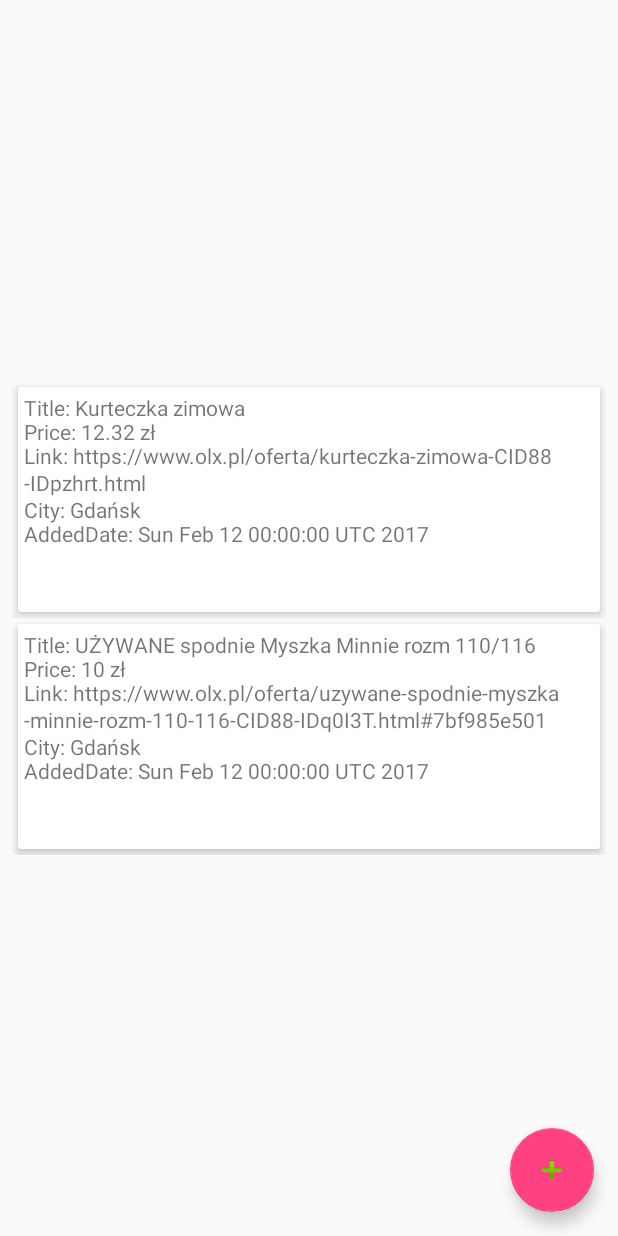
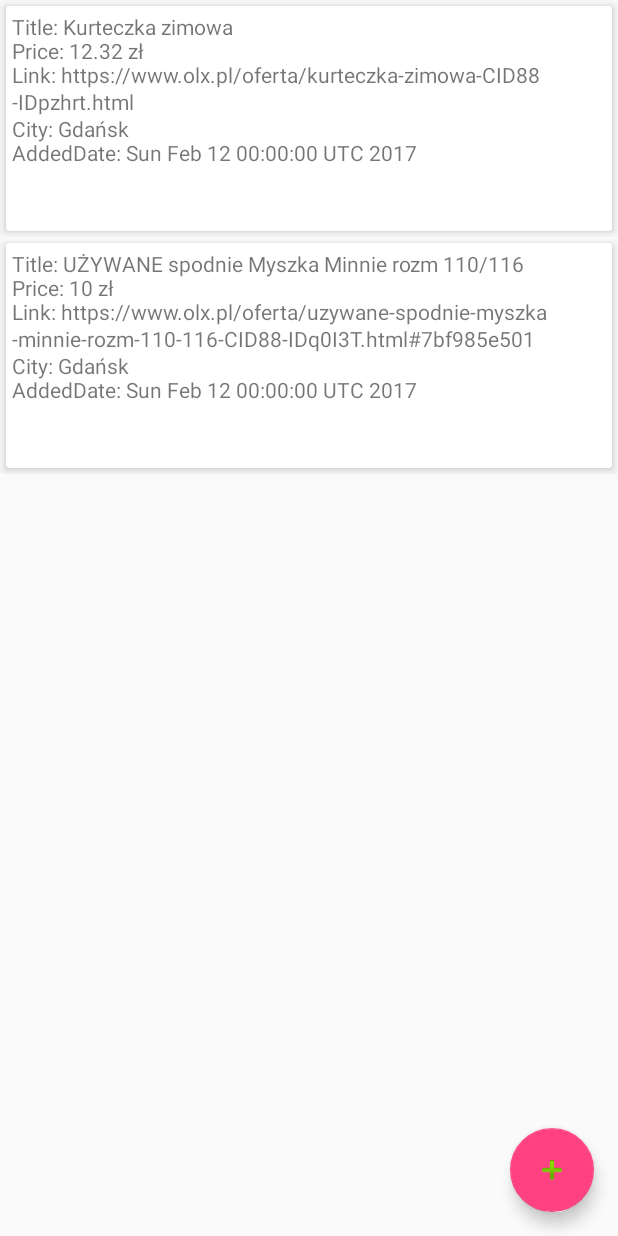
Before and after one commit to Pastew/olx_sniper, an Android app: the screen it shows after launch (MainActivity), on a phone screen of 412 x 824 dp. Run offline under Robolectric (Android 15) with nearby library versions, the phone set to English and light mode, and no system bars.

Commit message:
Small fix for layout

```diff
--- a/app/src/main/res/layout/list_layout.xml
+++ b/app/src/main/res/layout/list_layout.xml
@@ -8,11 +8,7 @@
     <android.support.v7.widget.RecyclerView
         android:id="@+id/recycler_view"
         android:layout_width="match_parent"
-        android:layout_height="wrap_content"
-        android:layout_marginBottom="8dp"
-        android:layout_marginEnd="8dp"
-        android:layout_marginStart="8dp"
-        android:layout_marginTop="8dp"
+        android:layout_height="match_parent"
         app:layout_constraintBottom_toBottomOf="parent"
         app:layout_constraintEnd_toEndOf="parent"
         app:layout_constraintHorizontal_bias="0.0"
```
